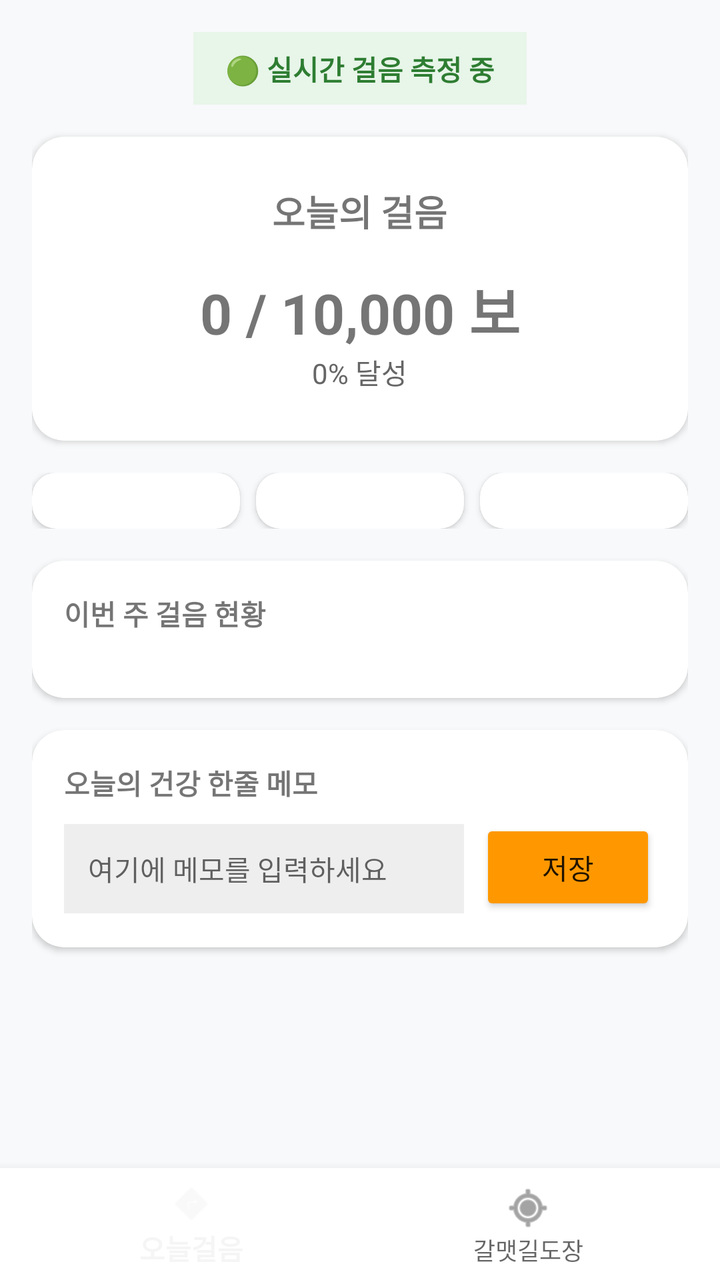
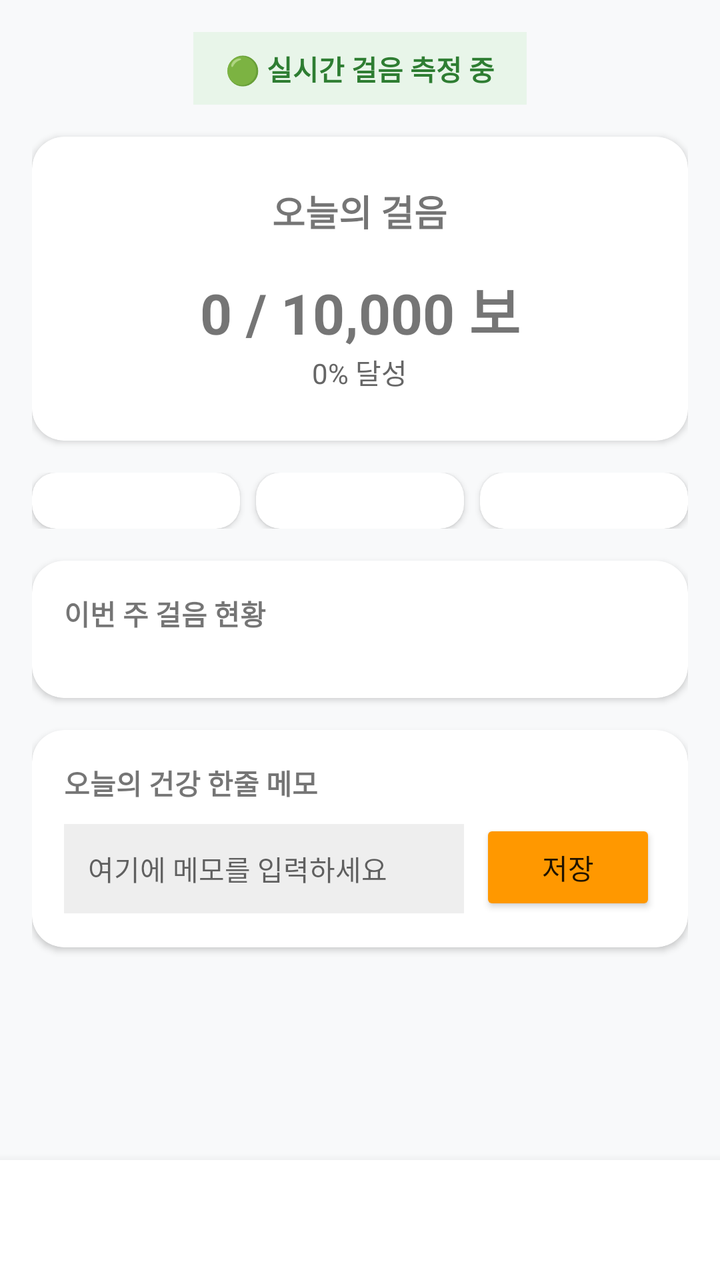

Screens rendered from an Android XML layout before and after an edit, with the pre-edit source and the edit as a unified diff.
<!-- AndroidManifest.xml: application theme Theme.AppCompat.Light.NoActionBar -->
<!-- res/layout/activity_main.xml -->
<?xml version="1.0" encoding="utf-8"?>
<androidx.constraintlayout.widget.ConstraintLayout 
    xmlns:android="http://schemas.android.com/apk/res/android"
    xmlns:app="http://schemas.android.com/apk/res-auto"
    android:layout_width="match_parent"
    android:layout_height="match_parent"
    android:background="#F8F9FA">

    <ScrollView
        android:layout_width="match_parent"
        android:layout_height="0dp"
        app:layout_constraintTop_toTopOf="parent"
        app:layout_constraintBottom_toTopOf="@id/bottom_navigation"
        app:layout_constraintStart_toStartOf="parent"
        app:layout_constraintEnd_toEndOf="parent">

        <LinearLayout
            android:layout_width="match_parent"
            android:layout_height="wrap_content"
            android:orientation="vertical"
            android:padding="16dp">

            
            <TextView
                android:layout_width="wrap_content"
                android:layout_height="wrap_content"
                android:layout_gravity="center"
                android:background="#E8F5E9"
                android:paddingHorizontal="16dp"
                android:paddingVertical="8dp"
                android:text="🟢 실시간 걸음 측정 중"
                android:textColor="#2E7D32"
                android:textStyle="bold" />

            
            <androidx.cardview.widget.CardView
                android:layout_width="match_parent"
                android:layout_height="wrap_content"
                android:layout_marginTop="16dp"
                app:cardCornerRadius="16dp"
                app:cardElevation="2dp">
                <LinearLayout
                    android:layout_width="match_parent"
                    android:layout_height="wrap_content"
                    android:gravity="center"
                    android:orientation="vertical"
                    android:padding="24dp">
                    <TextView
                        android:layout_width="wrap_content"
                        android:layout_height="wrap_content"
                        android:text="오늘의 걸음"
                        android:textSize="18sp"
                        android:textStyle="bold" />
                    <TextView
                        android:id="@+id/tvStepCountMain"
                        android:layout_width="wrap_content"
                        android:layout_height="wrap_content"
                        android:layout_marginTop="16dp"
                        android:text="0 / 10,000 보"
                        android:textSize="28sp"
                        android:textStyle="bold" />
                    <TextView
                        android:id="@+id/tvStepPercent"
                        android:layout_width="wrap_content"
                        android:layout_height="wrap_content"
                        android:text="0% 달성"
                        android:textColor="#666666" />
                </LinearLayout>
            </androidx.cardview.widget.CardView>

            
            <LinearLayout
                android:layout_width="match_parent"
                android:layout_height="wrap_content"
                android:layout_marginTop="16dp"
                android:orientation="horizontal"
                android:weightSum="3">
                <androidx.cardview.widget.CardView
                    android:layout_width="0dp"
                    android:layout_height="wrap_content"
                    android:layout_marginEnd="4dp"
                    android:layout_weight="1"
                    app:cardCornerRadius="12dp">
                    <LinearLayout
                        android:layout_width="match_parent"
                        android:layout_height="wrap_content"
                        android:gravity="center"
                        android:orientation="vertical"
                        android:padding="12dp">
                        <TextView android:text="👟 이동 거리" android:textSize="12sp" />
                        <TextView android:id="@+id/tvDistance" android:text="0.0 km" android:textStyle="bold" android:layout_marginTop="4dp"/>
                    </LinearLayout>
                </androidx.cardview.widget.CardView>
                <androidx.cardview.widget.CardView
                    android:layout_width="0dp"
                    android:layout_height="wrap_content"
                    android:layout_marginHorizontal="4dp"
                    android:layout_weight="1"
                    app:cardCornerRadius="12dp">
                    <LinearLayout
                        android:layout_width="match_parent"
                        android:layout_height="wrap_content"
                        android:gravity="center"
                        android:orientation="vertical"
                        android:padding="12dp">
                        <TextView android:text="🔥 소모 열량" android:textSize="12sp" />
                        <TextView android:id="@+id/tvCalories" android:text="0 kcal" android:textStyle="bold" android:layout_marginTop="4dp"/>
                    </LinearLayout>
                </androidx.cardview.widget.CardView>
                <androidx.cardview.widget.CardView
                    android:layout_width="0dp"
                    android:layout_height="wrap_content"
                    android:layout_marginStart="4dp"
                    android:layout_weight="1"
                    app:cardCornerRadius="12dp">
                    <LinearLayout
                        android:id="@+id/btnSetGoal"
                        android:layout_width="match_parent"
                        android:layout_height="wrap_content"
                        android:gravity="center"
                        android:orientation="vertical"
                        android:padding="12dp">
                        <TextView android:text="⚙️ 목표 설정" android:textSize="12sp" />
                        <TextView android:id="@+id/tvGoalSteps" android:text="10000보" android:textStyle="bold" android:layout_marginTop="4dp"/>
                    </LinearLayout>
                </androidx.cardview.widget.CardView>
            </LinearLayout>

            
            <androidx.cardview.widget.CardView
                android:layout_width="match_parent"
                android:layout_height="wrap_content"
                android:layout_marginTop="16dp"
                app:cardCornerRadius="16dp">
                <LinearLayout
                    android:layout_width="match_parent"
                    android:layout_height="wrap_content"
                    android:orientation="vertical"
                    android:padding="16dp">
                    <TextView
                        android:layout_width="wrap_content"
                        android:layout_height="wrap_content"
                        android:text="이번 주 걸음 현황"
                        android:textStyle="bold" />
                    <LinearLayout
                        android:id="@+id/layoutWeeklyChart"
                        android:layout_width="match_parent"
                        android:layout_height="wrap_content"
                        android:layout_marginTop="16dp"
                        android:orientation="horizontal"
                        android:weightSum="7">
                    </LinearLayout>
                </LinearLayout>
            </androidx.cardview.widget.CardView>

            
            <androidx.cardview.widget.CardView
                android:layout_width="match_parent"
                android:layout_height="wrap_content"
                android:layout_marginTop="16dp"
                android:layout_marginBottom="16dp"
                app:cardCornerRadius="16dp">
                <LinearLayout
                    android:layout_width="match_parent"
                    android:layout_height="wrap_content"
                    android:orientation="vertical"
                    android:padding="16dp">
                    <TextView
                        android:layout_width="wrap_content"
                        android:layout_height="wrap_content"
                        android:text="오늘의 건강 한줄 메모"
                        android:textStyle="bold" />
                    <LinearLayout
                        android:layout_width="match_parent"
                        android:layout_height="wrap_content"
                        android:layout_marginTop="8dp"
                        android:orientation="horizontal">
                        <EditText
                            android:id="@+id/etMemo"
                            android:layout_width="0dp"
                            android:layout_height="wrap_content"
                            android:layout_weight="1"
                            android:background="#EEEEEE"
                            android:hint="여기에 메모를 입력하세요"
                            android:padding="12dp"
                            android:textSize="14sp" />
                        <Button
                            android:id="@+id/btnSaveMemo"
                            android:layout_width="wrap_content"
                            android:layout_height="wrap_content"
                            android:layout_marginStart="8dp"
                            android:backgroundTint="#FF9800"
                            android:text="저장" />
                    </LinearLayout>
                </LinearLayout>
            </androidx.cardview.widget.CardView>
        </LinearLayout>
    </ScrollView>

    
    <com.google.android.material.bottomnavigation.BottomNavigationView
        android:id="@+id/bottom_navigation"
        android:layout_width="match_parent"
        android:layout_height="wrap_content"
        app:layout_constraintBottom_toBottomOf="parent"
        app:layout_constraintStart_toStartOf="parent"
        app:layout_constraintEnd_toEndOf="parent"
        app:menu="@menu/bottom_nav_menu"
        android:background="@android:color/white" />

</androidx.constraintlayout.widget.ConstraintLayout>
<!-- resources referenced by this layout -->
<resources>

</resources>

<!-- the commit's change to res/layout/activity_main.xml (unified diff, before → after) -->
@@ -10,9 +10,7 @@
         android:layout_width="match_parent"
         android:layout_height="0dp"
         app:layout_constraintTop_toTopOf="parent"
-        app:layout_constraintBottom_toTopOf="@id/bottom_navigation"
-        app:layout_constraintStart_toStartOf="parent"
-        app:layout_constraintEnd_toEndOf="parent">
+        app:layout_constraintBottom_toTopOf="@id/bottom_navigation_custom">
 
         <LinearLayout
             android:layout_width="match_parent"
@@ -20,7 +18,6 @@
             android:orientation="vertical"
             android:padding="16dp">
 
-            
             <TextView
                 android:layout_width="wrap_content"
                 android:layout_height="wrap_content"
@@ -45,26 +42,9 @@
                     android:gravity="center"
                     android:orientation="vertical"
                     android:padding="24dp">
-                    <TextView
-                        android:layout_width="wrap_content"
-                        android:layout_height="wrap_content"
-                        android:text="오늘의 걸음"
-                        android:textSize="18sp"
-                        android:textStyle="bold" />
-                    <TextView
-                        android:id="@+id/tvStepCountMain"
-                        android:layout_width="wrap_content"
-                        android:layout_height="wrap_content"
-                        android:layout_marginTop="16dp"
-                        android:text="0 / 10,000 보"
-                        android:textSize="28sp"
-                        android:textStyle="bold" />
-                    <TextView
-                        android:id="@+id/tvStepPercent"
-                        android:layout_width="wrap_content"
-                        android:layout_height="wrap_content"
-                        android:text="0% 달성"
-                        android:textColor="#666666" />
+                    <TextView android:layout_width="wrap_content" android:layout_height="wrap_content" android:text="오늘의 걸음" android:textSize="18sp" android:textStyle="bold" />
+                    <TextView android:id="@+id/tvStepCountMain" android:layout_width="wrap_content" android:layout_height="wrap_content" android:layout_marginTop="16dp" android:text="0 / 10,000 보" android:textSize="28sp" android:textStyle="bold" />
+                    <TextView android:id="@+id/tvStepPercent" android:layout_width="wrap_content" android:layout_height="wrap_content" android:text="0% 달성" android:textColor="#666666" />
                 </LinearLayout>
             </androidx.cardview.widget.CardView>
 
@@ -75,51 +55,20 @@
                 android:layout_marginTop="16dp"
                 android:orientation="horizontal"
                 android:weightSum="3">
-                <androidx.cardview.widget.CardView
-                    android:layout_width="0dp"
-                    android:layout_height="wrap_content"
-                    android:layout_marginEnd="4dp"
-                    android:layout_weight="1"
-                    app:cardCornerRadius="12dp">
-                    <LinearLayout
-                        android:layout_width="match_parent"
-                        android:layout_height="wrap_content"
-                        android:gravity="center"
-                        android:orientation="vertical"
-                        android:padding="12dp">
+                <androidx.cardview.widget.CardView android:layout_width="0dp" android:layout_height="wrap_content" android:layout_marginEnd="4dp" android:layout_weight="1" app:cardCornerRadius="12dp">
+                    <LinearLayout android:layout_width="match_parent" android:layout_height="wrap_content" android:gravity="center" android:orientation="vertical" android:padding="12dp">
                         <TextView android:text="👟 이동 거리" android:textSize="12sp" />
                         <TextView android:id="@+id/tvDistance" android:text="0.0 km" android:textStyle="bold" android:layout_marginTop="4dp"/>
                     </LinearLayout>
                 </androidx.cardview.widget.CardView>
-                <androidx.cardview.widget.CardView
-                    android:layout_width="0dp"
-                    android:layout_height="wrap_content"
-                    android:layout_marginHorizontal="4dp"
-                    android:layout_weight="1"
-                    app:cardCornerRadius="12dp">
-                    <LinearLayout
-                        android:layout_width="match_parent"
-                        android:layout_height="wrap_content"
-                        android:gravity="center"
-                        android:orientation="vertical"
-                        android:padding="12dp">
+                <androidx.cardview.widget.CardView android:layout_width="0dp" android:layout_height="wrap_content" android:layout_marginHorizontal="4dp" android:layout_weight="1" app:cardCornerRadius="12dp">
+                    <LinearLayout android:layout_width="match_parent" android:layout_height="wrap_content" android:gravity="center" android:orientation="vertical" android:padding="12dp">
                         <TextView android:text="🔥 소모 열량" android:textSize="12sp" />
                         <TextView android:id="@+id/tvCalories" android:text="0 kcal" android:textStyle="bold" android:layout_marginTop="4dp"/>
                     </LinearLayout>
                 </androidx.cardview.widget.CardView>
-                <androidx.cardview.widget.CardView
-                    android:layout_width="0dp"
-                    android:layout_height="wrap_content"
-                    android:layout_marginStart="4dp"
-                    android:layout_weight="1"
-                    app:cardCornerRadius="12dp">
-                    <LinearLayout
-                        android:id="@+id/btnSetGoal"
-                        android:layout_width="match_parent"
-                        android:layout_height="wrap_content"
-                        android:gravity="center"
-                        android:orientation="vertical"
-                        android:padding="12dp">
+                <androidx.cardview.widget.CardView android:layout_width="0dp" android:layout_height="wrap_content" android:layout_marginStart="4dp" android:layout_weight="1" app:cardCornerRadius="12dp">
+                    <LinearLayout android:id="@+id/btnSetGoal" android:layout_width="match_parent" android:layout_height="wrap_content" android:gravity="center" android:orientation="vertical" android:padding="12dp">
                         <TextView android:text="⚙️ 목표 설정" android:textSize="12sp" />
                         <TextView android:id="@+id/tvGoalSteps" android:text="10000보" android:textStyle="bold" android:layout_marginTop="4dp"/>
                     </LinearLayout>
@@ -132,24 +81,9 @@
                 android:layout_height="wrap_content"
                 android:layout_marginTop="16dp"
                 app:cardCornerRadius="16dp">
-                <LinearLayout
-                    android:layout_width="match_parent"
-                    android:layout_height="wrap_content"
-                    android:orientation="vertical"
-                    android:padding="16dp">
-                    <TextView
-                        android:layout_width="wrap_content"
-                        android:layout_height="wrap_content"
-                        android:text="이번 주 걸음 현황"
-                        android:textStyle="bold" />
-                    <LinearLayout
-                        android:id="@+id/layoutWeeklyChart"
-                        android:layout_width="match_parent"
-                        android:layout_height="wrap_content"
-                        android:layout_marginTop="16dp"
-                        android:orientation="horizontal"
-                        android:weightSum="7">
-                    </LinearLayout>
+                <LinearLayout android:layout_width="match_parent" android:layout_height="wrap_content" android:orientation="vertical" android:padding="16dp">
+                    <TextView android:layout_width="wrap_content" android:layout_height="wrap_content" android:text="이번 주 걸음 현황" android:textStyle="bold" />
+                    <LinearLayout android:id="@+id/layoutWeeklyChart" android:layout_width="match_parent" android:layout_height="wrap_content" android:layout_marginTop="16dp" android:orientation="horizontal" android:weightSum="7" />
                 </LinearLayout>
             </androidx.cardview.widget.CardView>
 
@@ -160,37 +94,11 @@
                 android:layout_marginTop="16dp"
                 android:layout_marginBottom="16dp"
                 app:cardCornerRadius="16dp">
-                <LinearLayout
-                    android:layout_width="match_parent"
-                    android:layout_height="wrap_content"
-                    android:orientation="vertical"
-                    android:padding="16dp">
-                    <TextView
-                        android:layout_width="wrap_content"
-                        android:layout_height="wrap_content"
-                        android:text="오늘의 건강 한줄 메모"
-                        android:textStyle="bold" />
-                    <LinearLayout
-                        android:layout_width="match_parent"
-                        android:layout_height="wrap_content"
-                        android:layout_marginTop="8dp"
-                        android:orientation="horizontal">
-                        <EditText
-                            android:id="@+id/etMemo"
-                            android:layout_width="0dp"
-                            android:layout_height="wrap_content"
-                            android:layout_weight="1"
-                            android:background="#EEEEEE"
-                            android:hint="여기에 메모를 입력하세요"
-                            android:padding="12dp"
-                            android:textSize="14sp" />
-                        <Button
-                            android:id="@+id/btnSaveMemo"
-                            android:layout_width="wrap_content"
-                            android:layout_height="wrap_content"
-                            android:layout_marginStart="8dp"
-                            android:backgroundTint="#FF9800"
-                            android:text="저장" />
+                <LinearLayout android:layout_width="match_parent" android:layout_height="wrap_content" android:orientation="vertical" android:padding="16dp">
+                    <TextView android:layout_width="wrap_content" android:layout_height="wrap_content" android:text="오늘의 건강 한줄 메모" android:textStyle="bold" />
+                    <LinearLayout android:layout_width="match_parent" android:layout_height="wrap_content" android:layout_marginTop="8dp" android:orientation="horizontal">
+                        <EditText android:id="@+id/etMemo" android:layout_width="0dp" android:layout_height="wrap_content" android:layout_weight="1" android:background="#EEEEEE" android:hint="여기에 메모를 입력하세요" android:padding="12dp" android:textSize="14sp" />
+                        <Button android:id="@+id/btnSaveMemo" android:layout_width="wrap_content" android:layout_height="wrap_content" android:layout_marginStart="8dp" android:backgroundTint="#FF9800" android:text="저장" />
                     </LinearLayout>
                 </LinearLayout>
             </androidx.cardview.widget.CardView>
@@ -198,14 +106,35 @@
     </ScrollView>
 
     
-    <com.google.android.material.bottomnavigation.BottomNavigationView
-        android:id="@+id/bottom_navigation"
+    <LinearLayout
+        android:id="@+id/bottom_navigation_custom"
         android:layout_width="match_parent"
-        android:layout_height="wrap_content"
-        app:layout_constraintBottom_toBottomOf="parent"
-        app:layout_constraintStart_toStartOf="parent"
-        app:layout_constraintEnd_toEndOf="parent"
-        app:menu="@menu/bottom_nav_menu"
-        android:background="@android:color/white" />
+        android:layout_height="60dp"
+        android:orientation="horizontal"
+        android:background="#FFFFFF"
+        android:elevation="8dp"
+        app:layout_constraintBottom_toBottomOf="parent">
 
+        <LinearLayout
+            android:id="@+id/nav_today_btn"
+            android:layout_width="0dp"
+            android:layout_height="match_parent"
+            android:layout_weight="1"
+            android:gravity="center"
+            android:orientation="vertical">
+            <TextView android:text="👟" android:textSize="20sp"/>
+            <TextView android:text="오늘걸음" android:textSize="12sp" android:textColor="#2E7D32" android:textStyle="bold"/>
+        </LinearLayout>
+
+        <LinearLayout
+            android:id="@+id/nav_stamp_btn"
+            android:layout_width="0dp"
+            android:layout_height="match_parent"
+            android:layout_weight="1"
+            android:gravity="center"
+            android:orientation="vertical">
+            <TextView android:text="🔖" android:textSize="20sp"/>
+            <TextView android:text="갈맷길도장" android:textSize="12sp" android:textColor="#666666"/>
+        </LinearLayout>
+    </LinearLayout>
 </androidx.constraintlayout.widget.ConstraintLayout>
